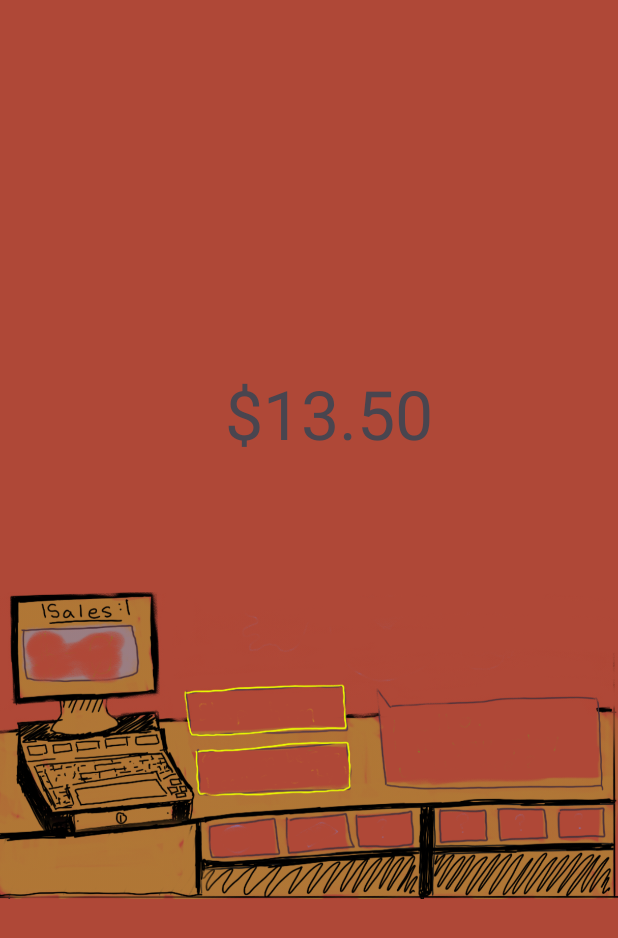
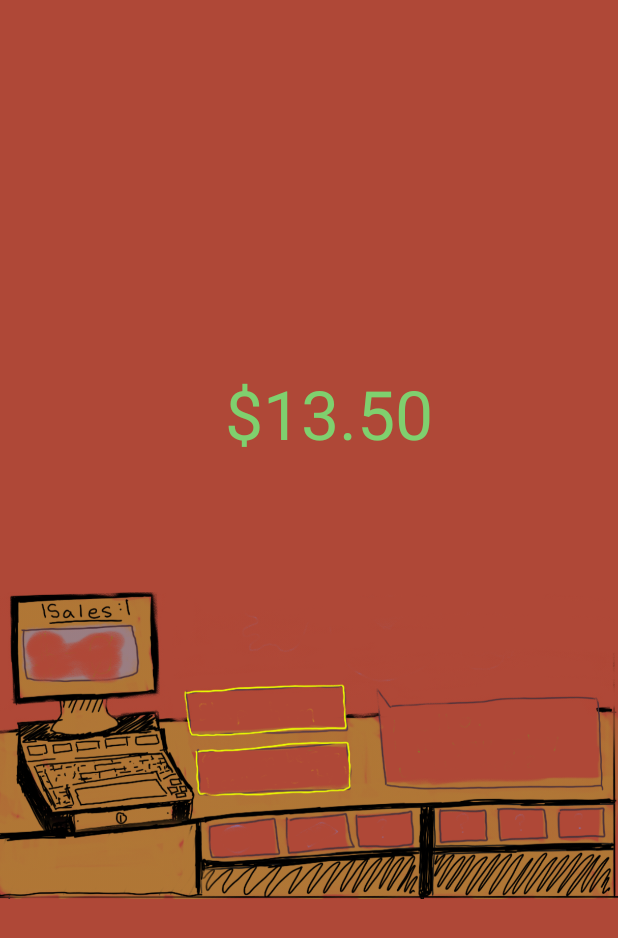
Before and after one commit to greenup28/Hell, an Android app: the screen it shows after launch (MainActivity), on a phone screen of 412 x 824 dp. Shown: the top 938 px of the screen. Run offline under Robolectric (Android 15) with nearby library versions, the phone set to English and light mode, and no system bars.

Commit message:
Changed the color of the money counter on the register to green

```diff
--- a/app/src/main/res/layout/activity_main.xml
+++ b/app/src/main/res/layout/activity_main.xml
@@ -51,7 +51,8 @@
             android:layout_marginLeft="150dp"
             android:layout_marginTop="25dp"
             android:text="$13.50"
-                        android:textAppearance="@style/TextAppearance.AppCompat.Display2" />
+            android:textAppearance="@style/TextAppearance.AppCompat.Display2"
+            android:textColor="#7FD06E" />
     </LinearLayout>
 
                 <Space
```
Lines whose indentation alone changed are shown as unchanged.
